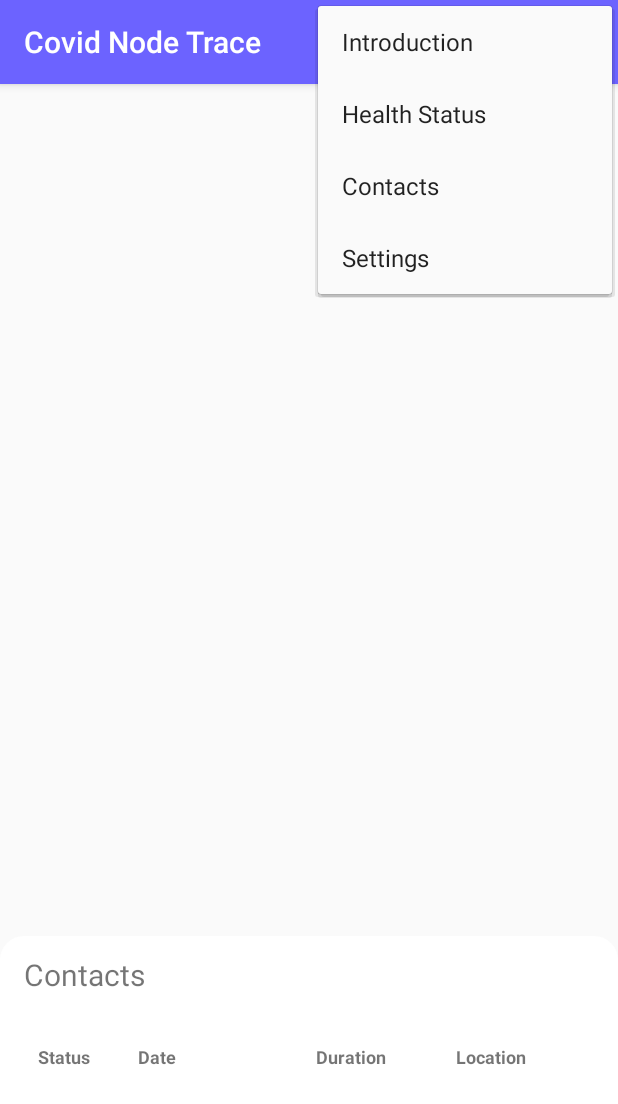
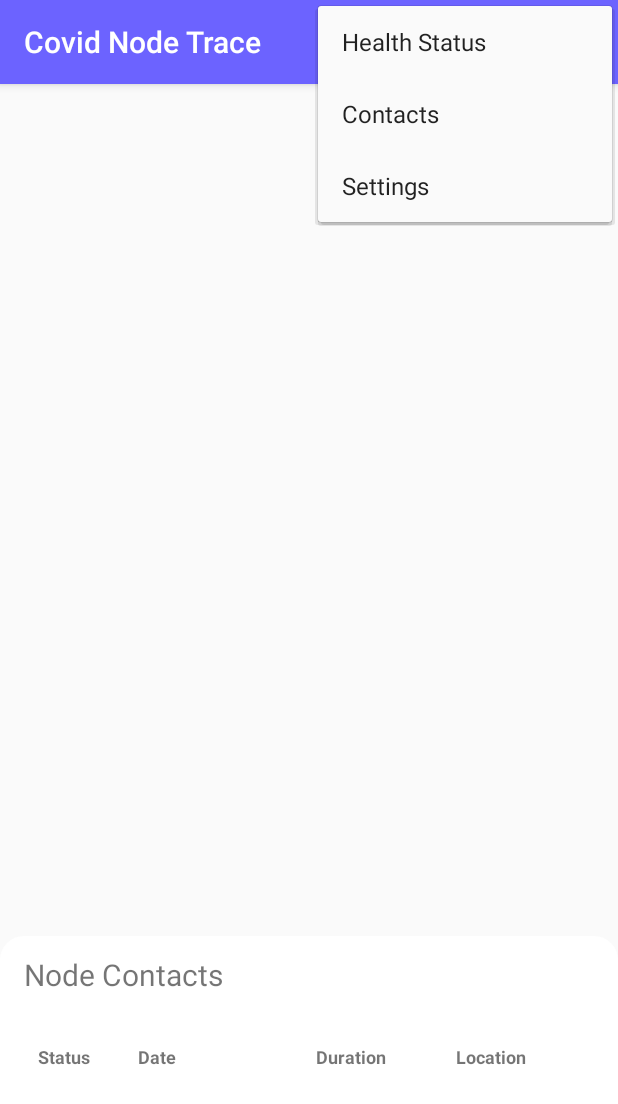
Before and after one commit to nicolaa5/covid-node-trace, an Android app: the ContactFragment screen opened through its navigation route, with the options menu open, on a phone screen of 412 x 824 dp. Shown: the top 1104 px of the screen. Run offline under Robolectric (Android 15) with nearby library versions, the phone set to English and light mode, and no system bars; our stand-ins replace Firebase (no records; nobody signed in at launch, a user with empty details on screens opened directly), Room's generated code; libraries missing offline, so code that uses them is left out: no.nordicsemi.android; 1 statement that could not run was skipped.

Commit message:
NODE-27 Remove initial screen from menu options

```diff
--- a/app/src/main/java/com/covid/nodetrace/MainActivity.kt
+++ b/app/src/main/java/com/covid/nodetrace/MainActivity.kt
@@ -151,9 +151,6 @@ class MainActivity : AppCompatActivity(), CoroutineScope {
         // automatically handle clicks on the Home/Up button, so long
         // as you specify a parent activity in AndroidManifest.xml.
         when (item.itemId) {
-            R.id.welcome_menu -> {
-                showScreen(Screens.WELCOME)
-            }
             R.id.health_status_menu -> {
                 showScreen(Screens.HEALTH_STATUS)
             }
--- a/app/src/main/res/menu/menu_main.xml
+++ b/app/src/main/res/menu/menu_main.xml
@@ -2,10 +2,6 @@
 <menu xmlns:android="http://schemas.android.com/apk/res/android"
     xmlns:app="http://schemas.android.com/apk/res-auto">
 
-    <item
-        android:id="@+id/welcome_menu"
-        android:title="@string/welcome_menu"
-        app:showAsAction="never"/>
     <item
         android:id="@+id/health_status_menu"
         android:title="@string/health_status_menu"
--- a/app/src/main/res/values/strings.xml
+++ b/app/src/main/res/values/strings.xml
@@ -40,7 +40,7 @@
     <string name="duration_title">"Duration"</string>
     <string name="distance_title">"Distance"</string>
 
-    <string name="history_sheet_title">Contacts</string>
+    <string name="history_sheet_title">Node Contacts</string>
     <string name="row_contact_health_status">"Status"</string>
     <string name="row_contact_date">"Date"</string>
     <string name="row_contact_duration">"Duration"</string>
```
